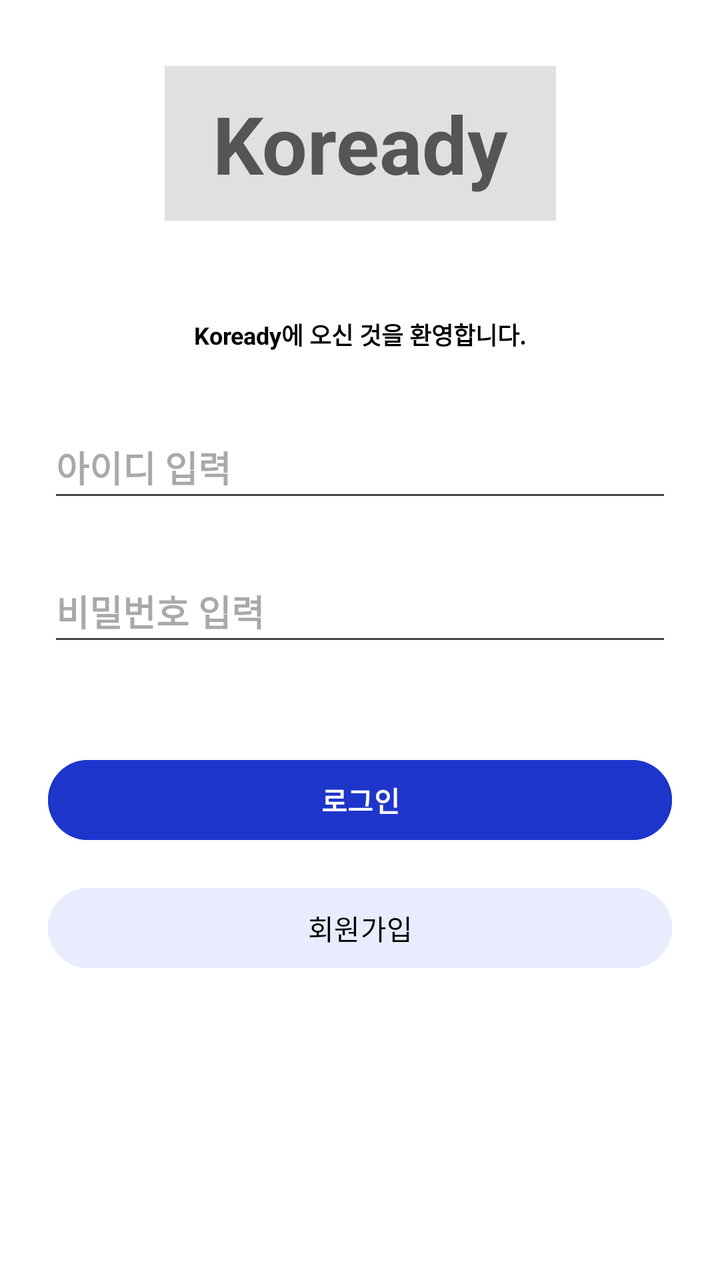
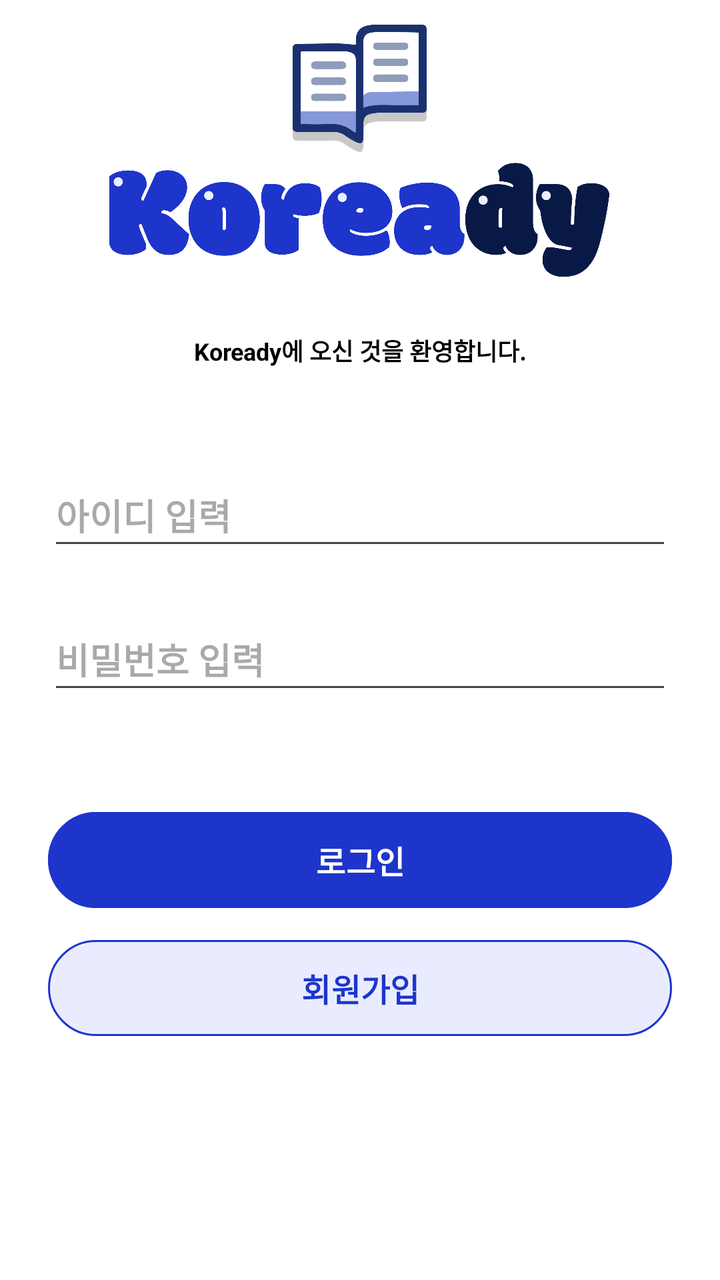

Two renders of the same Android screen: before a commit and after it. Below are the layout's source before the change and the commit's diff.
<!-- AndroidManifest.xml: application theme Theme.GURU2 -->
<!-- res/layout/activity_login.xml -->
<?xml version="1.0" encoding="utf-8"?>
<androidx.constraintlayout.widget.ConstraintLayout
    xmlns:android="http://schemas.android.com/apk/res/android"
    xmlns:app="http://schemas.android.com/apk/res-auto"
    xmlns:tools="http://schemas.android.com/tools"
    android:layout_width="match_parent"
    android:layout_height="match_parent"
    android:background="#FFFFFF">

    
    <TextView
        android:id="@+id/tvAppTitle"
        android:layout_width="wrap_content"
        android:layout_height="wrap_content"
        android:layout_marginBottom="48dp"
        android:background="#E0E0E0"
        android:paddingHorizontal="24dp"
        android:paddingVertical="12dp"
        android:text="Koready"
        android:textColor="#555555"
        android:textSize="40sp"
        android:textStyle="bold"
        app:layout_constraintBottom_toTopOf="@+id/tvDesc"
        app:layout_constraintEnd_toEndOf="parent"
        app:layout_constraintStart_toStartOf="parent" />

    
    <TextView
        android:id="@+id/tvDesc"
        android:layout_width="wrap_content"
        android:layout_height="wrap_content"
        android:layout_marginBottom="32dp"
        android:text="Koready에 오신 것을 환영합니다."
        android:textColor="@color/black"
        android:textSize="12sp"
        android:textStyle="bold"
        app:layout_constraintBottom_toTopOf="@+id/etId"
        app:layout_constraintEnd_toEndOf="parent"
        app:layout_constraintStart_toStartOf="parent" />

    
    <EditText
        android:id="@+id/etId"
        android:layout_width="0dp"
        android:layout_height="wrap_content"
        android:layout_marginStart="24dp"
        android:layout_marginEnd="24dp"
        android:layout_marginBottom="24dp"
        android:hint="아이디 입력"
        android:minHeight="48dp"
        android:textStyle="bold"
        app:layout_constraintBottom_toTopOf="@+id/etPw"
        app:layout_constraintEnd_toEndOf="parent"
        app:layout_constraintStart_toStartOf="parent" />

    
    <EditText
        android:id="@+id/etPw"
        android:layout_width="0dp"
        android:layout_height="wrap_content"
        android:layout_marginStart="24dp"
        android:layout_marginEnd="24dp"
        android:layout_marginBottom="48dp"
        android:hint="비밀번호 입력"
        android:inputType="textPassword"
        android:minHeight="48dp"
        android:textStyle="bold"
        app:layout_constraintBottom_toTopOf="@+id/btnLogin"
        app:layout_constraintEnd_toEndOf="parent"
        app:layout_constraintStart_toStartOf="parent" />

    
    <Button
        android:id="@+id/btnLogin"
        android:layout_width="0dp"
        android:layout_height="wrap_content"
        android:layout_marginStart="24dp"
        android:layout_marginEnd="24dp"
        android:layout_marginBottom="16dp"
        android:backgroundTint="@color/confirm_active"
        android:minHeight="48dp"
        android:text="로그인"
        android:textColor="@color/white"
        android:textStyle="bold"
        app:layout_constraintBottom_toTopOf="@+id/btnSignup"
        app:layout_constraintEnd_toEndOf="parent"
        app:layout_constraintStart_toStartOf="parent" />

    
    <Button
        android:id="@+id/btnSignup"
        android:layout_width="0dp"
        android:layout_height="wrap_content"
        android:layout_marginStart="24dp"
        android:layout_marginEnd="24dp"
        android:layout_marginBottom="152dp"
        android:backgroundTint="@color/choice_default"
        android:minHeight="48dp"
        android:text="회원가입"
        android:textColor="@color/black"
        app:layout_constraintBottom_toBottomOf="parent"
        app:layout_constraintEnd_toEndOf="parent"
        app:layout_constraintStart_toStartOf="parent" />

</androidx.constraintlayout.widget.ConstraintLayout>
<!-- resources referenced by this layout -->
<resources>
  <color name="black">#FF000000</color>
  <color name="choice_default">#E9ECFF</color>
  <color name="confirm_active">#1E35CB</color>
  <color name="white">#FFFFFFFF</color>
  <style name="Theme.GURU2" parent="Base.Theme.GURU2" />
  <style name="Base.Theme.GURU2" parent="Theme.Material3.DayNight.NoActionBar">
  
          <item name="android:windowLightStatusBar">true</item>
  
          <item name="android:windowTranslucentStatus">false</item>
  
          <item name="popupMenuBackground">@android:color/transparent</item>
          <item name="android:itemBackground">#E9ECFF</item>
          
      </style>
</resources>

<!-- the commit's change to res/layout/activity_login.xml (unified diff, before → after) -->
@@ -8,28 +8,13 @@
     android:background="#FFFFFF">
 
     
-    <TextView
-        android:id="@+id/tvAppTitle"
-        android:layout_width="wrap_content"
-        android:layout_height="wrap_content"
-        android:layout_marginBottom="48dp"
-        android:background="#E0E0E0"
-        android:paddingHorizontal="24dp"
-        android:paddingVertical="12dp"
-        android:text="Koready"
-        android:textColor="#555555"
-        android:textSize="40sp"
-        android:textStyle="bold"
-        app:layout_constraintBottom_toTopOf="@+id/tvDesc"
-        app:layout_constraintEnd_toEndOf="parent"
-        app:layout_constraintStart_toStartOf="parent" />
 
     
     <TextView
         android:id="@+id/tvDesc"
         android:layout_width="wrap_content"
         android:layout_height="wrap_content"
-        android:layout_marginBottom="32dp"
+        android:layout_marginBottom="48dp"
         android:text="Koready에 오신 것을 환영합니다."
         android:textColor="@color/black"
         android:textSize="12sp"
@@ -60,7 +45,7 @@
         android:layout_height="wrap_content"
         android:layout_marginStart="24dp"
         android:layout_marginEnd="24dp"
-        android:layout_marginBottom="48dp"
+        android:layout_marginBottom="54dp"
         android:hint="비밀번호 입력"
         android:inputType="textPassword"
         android:minHeight="48dp"
@@ -70,36 +55,70 @@
         app:layout_constraintStart_toStartOf="parent" />
 
     
-    <Button
+    <com.google.android.material.button.MaterialButton
         android:id="@+id/btnLogin"
         android:layout_width="0dp"
-        android:layout_height="wrap_content"
+        android:layout_height="48dp"
         android:layout_marginStart="24dp"
         android:layout_marginEnd="24dp"
         android:layout_marginBottom="16dp"
-        android:backgroundTint="@color/confirm_active"
-        android:minHeight="48dp"
+
+        android:insetTop="0dp"
+        android:insetBottom="0dp"
+
         android:text="로그인"
         android:textColor="@color/white"
+        android:textSize="16sp"
         android:textStyle="bold"
+
+        app:backgroundTint="@color/confirm_active"
+        app:cornerRadius="60dp"
+
         app:layout_constraintBottom_toTopOf="@+id/btnSignup"
         app:layout_constraintEnd_toEndOf="parent"
-        app:layout_constraintStart_toStartOf="parent" />
+
+        app:layout_constraintStart_toStartOf="parent"
+        app:strokeColor="@color/confirm_active"
+        app:strokeWidth="1dp" />
+
 
     
-    <Button
+    <com.google.android.material.button.MaterialButton
         android:id="@+id/btnSignup"
         android:layout_width="0dp"
-        android:layout_height="wrap_content"
+        android:layout_height="48dp"
         android:layout_marginStart="24dp"
         android:layout_marginEnd="24dp"
-        android:layout_marginBottom="152dp"
-        android:backgroundTint="@color/choice_default"
-        android:minHeight="48dp"
+        android:layout_marginBottom="122dp"
+
+        android:insetTop="0dp"
+        android:insetBottom="0dp"
+
         android:text="회원가입"
-        android:textColor="@color/black"
+        android:textColor="@color/confirm_active"
+        android:textSize="16sp"
+        android:textStyle="bold"
+
+        app:backgroundTint="@color/choice_selected_bg"
+        app:cornerRadius="60dp"
+
         app:layout_constraintBottom_toBottomOf="parent"
         app:layout_constraintEnd_toEndOf="parent"
-        app:layout_constraintStart_toStartOf="parent" />
+
+        app:layout_constraintStart_toStartOf="parent"
+        app:strokeColor="@color/confirm_active"
+        app:strokeWidth="1dp" />
+
+
+    <ImageView
+        android:id="@+id/imageView3"
+        android:layout_width="250dp"
+        android:layout_height="250dp"
+        android:layout_marginBottom="32dp"
+        app:layout_constraintBottom_toTopOf="@+id/etId"
+        app:layout_constraintEnd_toEndOf="parent"
+        app:layout_constraintHorizontal_bias="0.496"
+        app:layout_constraintStart_toStartOf="parent"
+        app:srcCompat="@drawable/big_logo" />
 
 </androidx.constraintlayout.widget.ConstraintLayout>
<!-- resource entries referenced after the edit -->
@@ -1,9 +1,10 @@
 <!-- resources referenced by this layout -->
 <resources>
   <color name="black">#FF000000</color>
-  <color name="choice_default">#E9ECFF</color>
+  <color name="choice_selected_bg">#E9ECFF</color>
   <color name="confirm_active">#1E35CB</color>
   <color name="white">#FFFFFFFF</color>
+  <!-- drawable big_logo: png bitmap (drawable, 117810 bytes) -->
   <style name="Theme.GURU2" parent="Base.Theme.GURU2" />
   <style name="Base.Theme.GURU2" parent="Theme.Material3.DayNight.NoActionBar">
   
